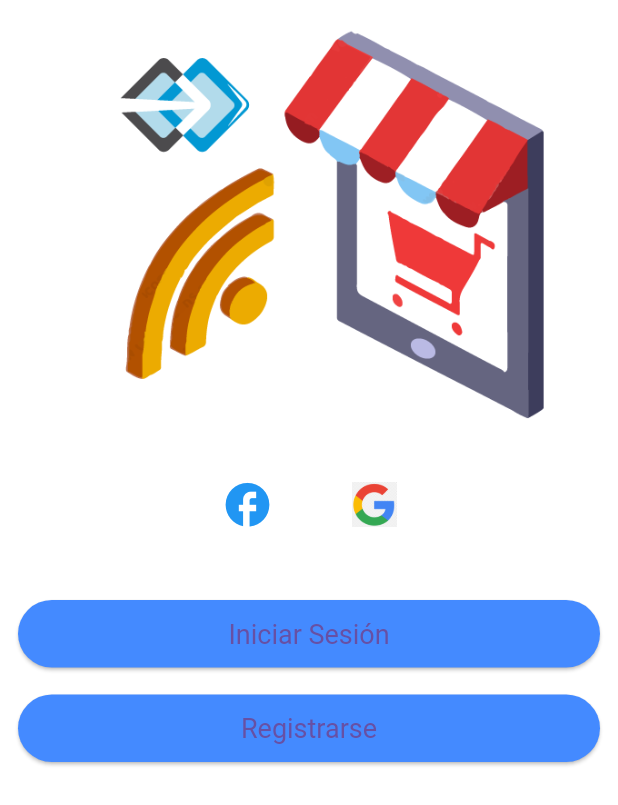
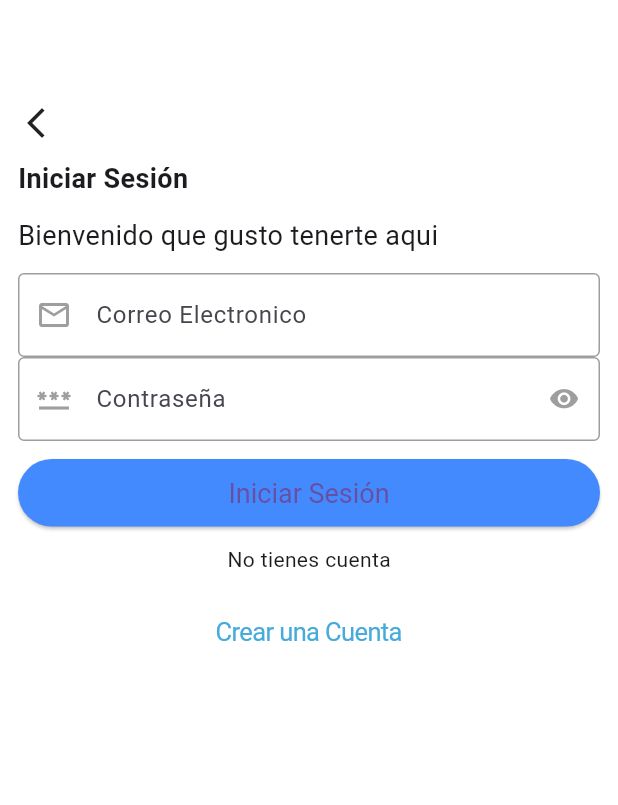
Before and after one commit to LChumi/ConsultasFlutter, a Flutter app: the screen it shows after launch, after a tap on "Iniciar Sesión", on a phone screen of 412 x 824 dp. Shown: the top 805 px of the screen. Run offline on Flutter 3.47's test engine with Material 3 defaults, Android fonts, the phone set to English and light mode, and no system bars.

Commit message:
feat(Login registro): se agrega el login y registro

```diff
--- /dev/null
+++ b/lib/constants/routes.dart
@@ -0,0 +1,16 @@
+import 'package:flutter/material.dart';
+
+class Routes {
+  static Routes instance = Routes();
+  Future<dynamic> pushAndRemoveUntil({required widget,required BuildContext context}){
+    return Navigator.of(context).pushAndRemoveUntil(
+      MaterialPageRoute(builder: (ctx) => widget),(route)=> false);
+  }
+
+  Future<dynamic> push(
+    {required Widget widget,required BuildContext context}){
+    return Navigator.of(context).push(
+      MaterialPageRoute(builder: (ctx)=> widget),
+    );
+  }
+}
--- a/lib/constants/theme.dart
+++ b/lib/constants/theme.dart
@@ -2,6 +2,16 @@ import 'package:flutter/material.dart';
 
 ThemeData themeData=ThemeData(
   scaffoldBackgroundColor: Colors.white,
+  primaryColor: const Color.fromARGB(255, 69, 171, 218),
+  inputDecorationTheme:InputDecorationTheme(
+    border: outlineInputBorder,
+    errorBorder: outlineInputBorder,
+    enabledBorder: outlineInputBorder,
+    prefixIconColor: Colors.grey,
+    suffixIconColor: Colors.grey,
+    focusedBorder: outlineInputBorder,
+    disabledBorder: outlineInputBorder,
+  ),
   elevatedButtonTheme: ElevatedButtonThemeData(style: ElevatedButton.styleFrom(
     backgroundColor: Colors.blueAccent,
     textStyle: const TextStyle(
@@ -10,3 +20,7 @@ ThemeData themeData=ThemeData(
     disabledBackgroundColor: Colors.grey,
   ))
 );
+
+OutlineInputBorder outlineInputBorder = const OutlineInputBorder(
+  borderSide: BorderSide(color:Colors.grey)
+);
--- a/lib/screen/auth_ui/Welcome/welcome.dart
+++ b/lib/screen/auth_ui/Welcome/welcome.dart
@@ -6,10 +6,12 @@
  */
 
 import 'package:consultas/constants/assets_images.dart';
+import 'package:consultas/constants/routes.dart';
+import 'package:consultas/screen/auth_ui/login/login.dart';
 import 'package:consultas/widgets/primary_button/primary_button.dart';
+import 'package:consultas/widgets/top_titulos/top_titulos.dart';
 import 'package:flutter/cupertino.dart';
 import 'package:flutter/material.dart';
-import 'package:flutter/widgets.dart';
 
 class Welcome extends StatelessWidget {
   const Welcome({super.key});
@@ -23,7 +25,7 @@ class Welcome extends StatelessWidget {
           child: Column(
             crossAxisAlignment: CrossAxisAlignment.start,
             children: [
-
+              const TopTitulos(subtitulo: "Consulta nuestros productos con nuestra App", titulo: "Bienvenido"),
               Center(
                   child: Image.asset(
                 AssetsImages.instance.bienvenido,
@@ -56,7 +58,9 @@ class Welcome extends StatelessWidget {
               ),
               PrimaryButton(
                 titulo: "Iniciar Sesión",
-                onPressed: () {},
+                onPressed: () {
+                  Routes.instance.push(widget: const Login(),context: context);
+                },
               ),
               const SizedBox(
                 height: 18.0,
--- /dev/null
+++ b/lib/screen/auth_ui/login/login.dart
@@ -0,0 +1,87 @@
+import 'package:consultas/constants/routes.dart';
+import 'package:consultas/screen/auth_ui/registro/registro.dart';
+import 'package:consultas/widgets/primary_button/primary_button.dart';
+import 'package:consultas/widgets/top_titulos/top_titulos.dart';
+import 'package:flutter/cupertino.dart';
+import 'package:flutter/material.dart';
+
+class Login extends StatefulWidget {
+  const Login({super.key});
+
+  @override
+  State<Login> createState() => _LoginState();
+}
+
+class _LoginState extends State<Login> {
+  bool isShowPassword = true;
+  @override
+  Widget build(BuildContext context) {
+    return Scaffold(
+      body: Padding(
+        padding: const EdgeInsets.all(12.0),
+        child: Column(
+          crossAxisAlignment: CrossAxisAlignment.start,
+          children: [
+            const TopTitulos(
+                subtitulo: "Bienvenido que gusto tenerte aqui  ",
+                titulo: "Iniciar Sesión"),
+            const SizedBox(
+              height: 12.0,
+            ),
+            TextFormField(
+              keyboardType: TextInputType.emailAddress,
+              decoration: const InputDecoration(
+                  hintText: "Correo Electronico",
+                  prefixIcon: Icon(
+                    Icons.email_outlined,
+                  )),
+            ),
+            TextFormField(
+              obscureText: isShowPassword,
+              decoration: InputDecoration(
+                hintText: "Contraseña",
+                prefixIcon: const Icon(
+                  Icons.password_sharp,
+                ),
+                suffixIcon: CupertinoButton(
+                    onPressed: () {
+                      setState(() {
+                        isShowPassword = !isShowPassword;
+                      });
+                    },
+                    padding: EdgeInsets.zero,
+                    child: const Icon(
+                      Icons.visibility,
+                      color: Colors.grey,
+                    )),
+              ),
+            ),
+            const SizedBox(
+              height: 12.0,
+            ),
+            PrimaryButton(
+              titulo: "Iniciar Sesión",
+              onPressed: () {},
+            ),
+            const SizedBox(
+              height: 12.0,
+            ),
+            const Center(child: Text("No tienes cuenta")),
+            const SizedBox(
+              height: 12.0,
+            ),
+            Center(
+                child: CupertinoButton(
+                    child: Text(
+                      "Crear una Cuenta",
+                      style: TextStyle(color: Theme.of(context).primaryColor),
+                    ),
+                    onPressed: () {
+                      Routes.instance.push(widget:const  Registro(), context: context);
+                    }))
+          ],
+        ),
+      ),
+    );
+  }
+}
--- a/lib/widgets/top_titulos/top_titulos.dart
+++ b/lib/widgets/top_titulos/top_titulos.dart
@@ -1,3 +1,4 @@
+import 'package:flutter/cupertino.dart';
 import 'package:flutter/material.dart';
 
 class TopTitulos extends StatelessWidget {
@@ -12,9 +13,22 @@ class TopTitulos extends StatelessWidget {
         const SizedBox(
           height: kToolbarHeight + 2,
         ),
+        if(titulo =="Iniciar Sesión" || titulo =="Crear una cuenta")
+        GestureDetector(
+          onTap: (){
+            Navigator.of(context).pop();
+          },
+          child: const Icon(Icons.arrow_back_ios_new),
+        ),
+        const SizedBox(
+          height: 12.0,
+        ),
         Text(
           titulo,
-          style: TextStyle(fontSize: 18.0, fontWeight: FontWeight.bold),
+          style: const TextStyle(
+            fontSize: 18.0,
+            fontWeight: FontWeight.bold
+          ),
         ),
         const SizedBox(
           height: 12,
--- a/pubspec.yaml
+++ b/pubspec.yaml
@@ -35,6 +35,7 @@ dependencies:
   # The following adds the Cupertino Icons font to your application.
   # Use with the CupertinoIcons class for iOS style icons.
   cupertino_icons: ^1.0.2
+  firebase_auth: ^4.15.3
 
 dev_dependencies:
   flutter_test:
```
Also changed, not shown: lib/screen/auth_ui/registro/registro.dart (added, +107 -0 lines), lib/screen/home/home.dart (added, +15 -0 lines), pubspec.lock, 7 other files.
